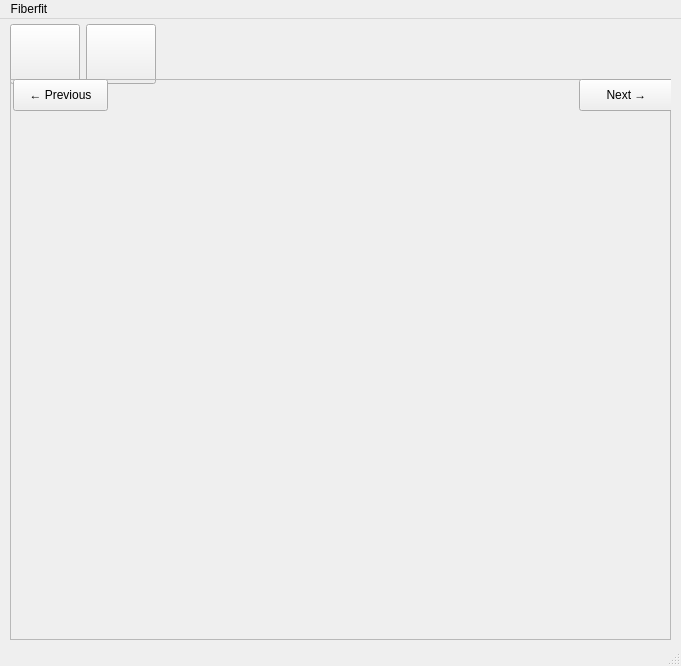
Before: the Qt Designer form fiberfit/fiberfit.ui in NTMatBoiseState/FiberFit, drawn with Qt 5.
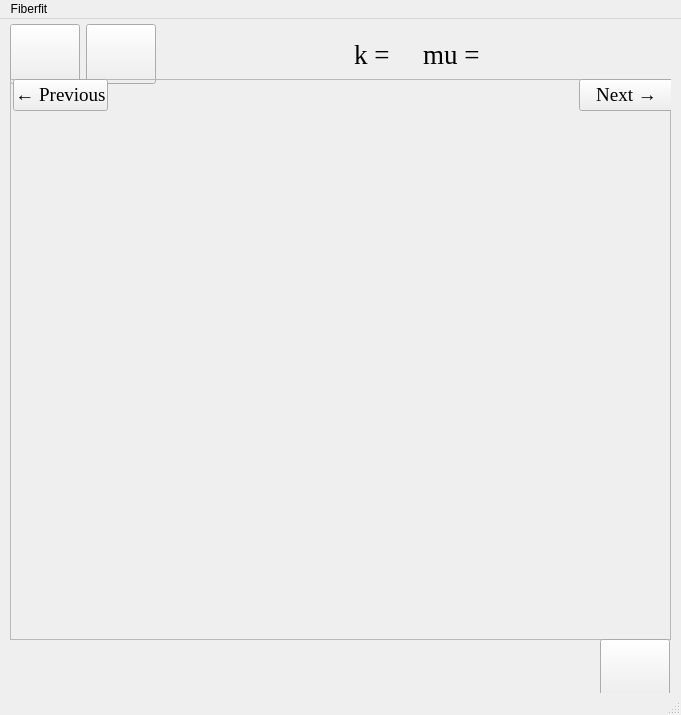
After: the same form once the commit is applied. Icons and pictures are not drawn.

Commit message: UI First commit since coming back

The edit to the form file:
```diff
--- a/fiberfit/fiberfit.ui
+++ b/fiberfit/fiberfit.ui
@@ -7,7 +7,7 @@
     <x>0</x>
     <y>0</y>
     <width>681</width>
-    <height>666</height>
+    <height>715</height>
    </rect>
   </property>
   <property name="sizePolicy">
@@ -19,13 +19,13 @@
   <property name="minimumSize">
    <size>
     <width>681</width>
-    <height>666</height>
+    <height>715</height>
    </size>
   </property>
   <property name="maximumSize">
    <size>
     <width>681</width>
-    <height>666</height>
+    <height>723</height>
    </size>
   </property>
   <property name="windowTitle">
@@ -124,6 +124,65 @@
        </property>
       </widget>
      </item>
+     <item>
+      <spacer name="horizontalSpacer_3">
+       <property name="orientation">
+        <enum>Qt::Horizontal</enum>
+       </property>
+       <property name="sizeHint" stdset="0">
+        <size>
+         <width>40</width>
+         <height>20</height>
+        </size>
+       </property>
+      </spacer>
+     </item>
+     <item>
+      <widget class="QLabel" name="kLabel">
+       <property name="font">
+        <font>
+         <family>Times New Roman</family>
+         <pointsize>20</pointsize>
+         <italic>false</italic>
+        </font>
+       </property>
+       <property name="text">
+        <string>k = </string>
+       </property>
+       <property name="textFormat">
+        <enum>Qt::AutoText</enum>
+       </property>
+      </widget>
+     </item>
+     <item>
+      <spacer name="horizontalSpacer_4">
+       <property name="orientation">
+        <enum>Qt::Horizontal</enum>
+       </property>
+       <property name="sizeType">
+        <enum>QSizePolicy::Preferred</enum>
+       </property>
+       <property name="sizeHint" stdset="0">
+        <size>
+         <width>20</width>
+         <height>20</height>
+        </size>
+       </property>
+      </spacer>
+     </item>
+     <item>
+      <widget class="QLabel" name="muLabel">
+       <property name="font">
+        <font>
+         <family>Times New Roman</family>
+         <pointsize>20</pointsize>
+        </font>
+       </property>
+       <property name="text">
+        <string>mu =</string>
+       </property>
+      </widget>
+     </item>
      <item>
       <spacer name="horizontalSpacer">
        <property name="orientation">
@@ -189,6 +248,12 @@
           <height>32</height>
          </size>
         </property>
+        <property name="font">
+         <font>
+          <family>Times New Roman</family>
+          <pointsize>14</pointsize>
+         </font>
+        </property>
         <property name="text">
          <string>← Previous</string>
         </property>
@@ -221,6 +286,12 @@
           <height>32</height>
          </size>
         </property>
+        <property name="font">
+         <font>
+          <family>Times New Roman</family>
+          <pointsize>14</pointsize>
+         </font>
+        </property>
         <property name="text">
          <string>Next →</string>
         </property>
@@ -229,6 +300,47 @@
      </layout>
     </widget>
    </widget>
+   <widget class="QPushButton" name="clearButton">
+    <property name="geometry">
+     <rect>
+      <x>600</x>
+      <y>620</y>
+      <width>70</width>
+      <height>60</height>
+     </rect>
+    </property>
+    <property name="sizePolicy">
+     <sizepolicy hsizetype="Minimum" vsizetype="Expanding">
+      <horstretch>0</horstretch>
+      <verstretch>0</verstretch>
+     </sizepolicy>
+    </property>
+    <property name="minimumSize">
+     <size>
+      <width>70</width>
+      <height>60</height>
+     </size>
+    </property>
+    <property name="maximumSize">
+     <size>
+      <width>70</width>
+      <height>60</height>
+     </size>
+    </property>
+    <property name="text">
+     <string/>
+    </property>
+    <property name="icon">
+     <iconset>
+      <normaloff>images/clearButton.png</normaloff>images/clearButton.png</iconset>
+    </property>
+    <property name="iconSize">
+     <size>
+      <width>40</width>
+      <height>40</height>
+     </size>
+    </property>
+   </widget>
   </widget>
   <widget class="QMenuBar" name="menubar">
    <property name="geometry">
```
